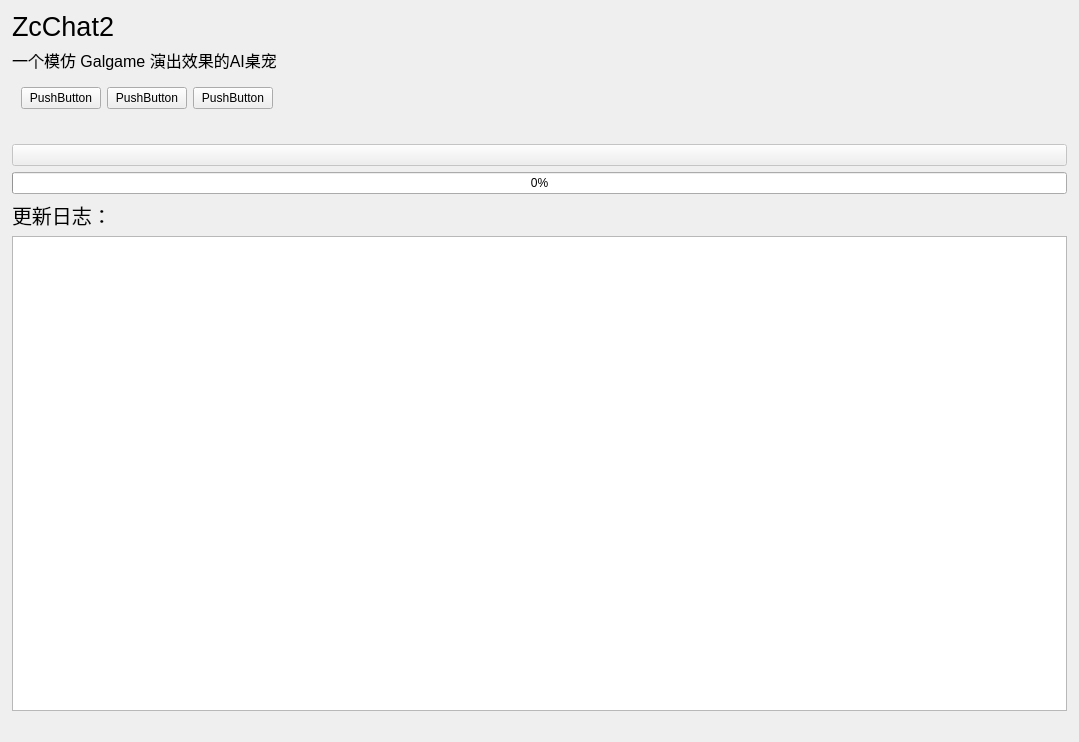
First picture: the form in windows/setting/child/settingchild_about.ui, repository Zao-chen/ZcChat2, before the edit.
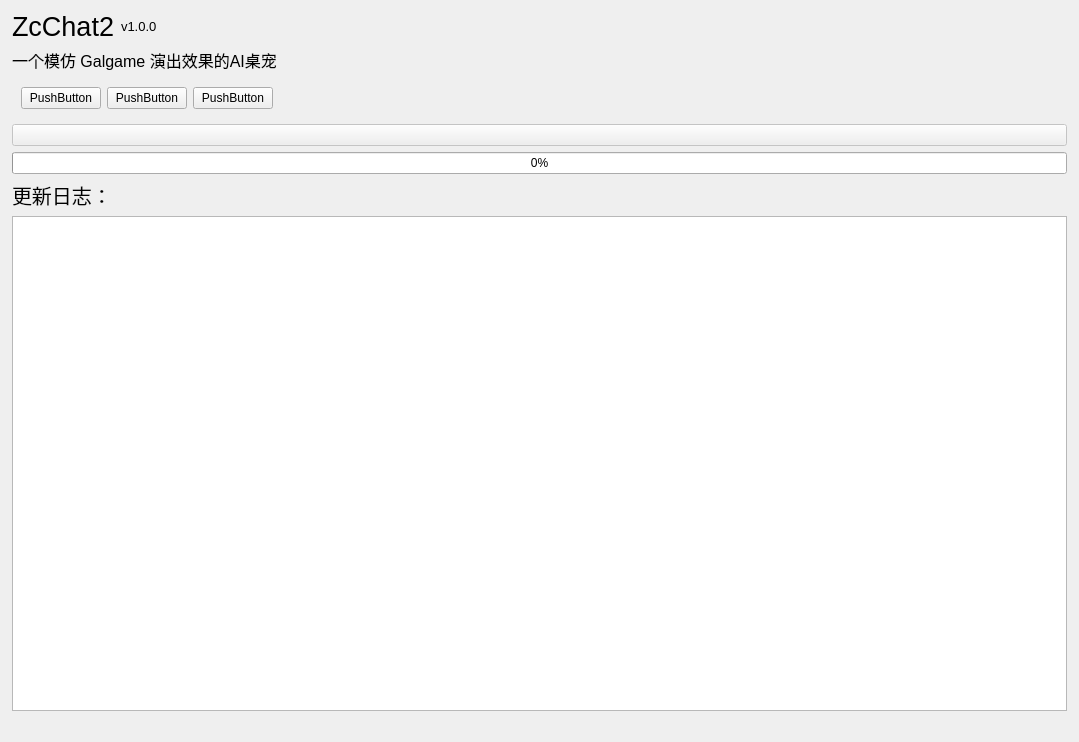
Second picture: the form after the edit. Custom widgets are drawn as their Qt base class.

Commit message:
Chore/about small updates (#30)
* feat: 新增关于页面及相关资源文件

* feat: 将关于页面添加为页脚节点

* feat: 更新Qt版本至6.6.3并优化发布标题设置

* feat: 关于页面优化

* feat: 添加系统托盘左键点击事件以打开设置界面，并优化模型列表加载

* feat: 添加Vits和LLM模型列表刷新功能

Patch:
```diff
--- a/windows/setting/child/settingchild_about.ui
+++ b/windows/setting/child/settingchild_about.ui
@@ -21,6 +21,11 @@
     <number>12</number>
    </property>
    <item>
+    <layout class="QHBoxLayout" name="horizontalLayout_3">
+     <property name="topMargin">
+      <number>0</number>
+     </property>
+     <item>
     <widget class="ElaText" name="label">
      <property name="font">
       <font>
@@ -34,6 +39,42 @@
     </widget>
    </item>
    <item>
+      <widget class="ElaText" name="label_version">
+       <property name="sizePolicy">
+        <sizepolicy hsizetype="Preferred" vsizetype="Preferred">
+         <horstretch>0</horstretch>
+         <verstretch>0</verstretch>
+        </sizepolicy>
+       </property>
+       <property name="font">
+        <font>
+         <pointsize>10</pointsize>
+        </font>
+       </property>
+       <property name="text">
+        <string>v1.0.0</string>
+       </property>
+       <property name="alignment">
+        <set>Qt::AlignLeading|Qt::AlignLeft|Qt::AlignVCenter</set>
+       </property>
+      </widget>
+     </item>
+     <item>
+      <spacer name="horizontalSpacer_2">
+       <property name="orientation">
+        <enum>Qt::Horizontal</enum>
+       </property>
+       <property name="sizeHint" stdset="0">
+        <size>
+         <width>40</width>
+         <height>20</height>
+        </size>
+       </property>
+      </spacer>
+     </item>
+    </layout>
+   </item>
+   <item>
     <widget class="ElaText" name="label_2">
      <property name="font">
       <font>
@@ -92,7 +133,7 @@
    <item>
     <layout class="QHBoxLayout" name="horizontalLayout_2">
      <property name="topMargin">
-      <number>20</number>
+      <number>0</number>
      </property>
      <item>
       <widget class="ElaPushButton" name="pushButton_upDate">
```
Lines whose indentation alone changed are shown as unchanged. The commit also changes 10 other files.
